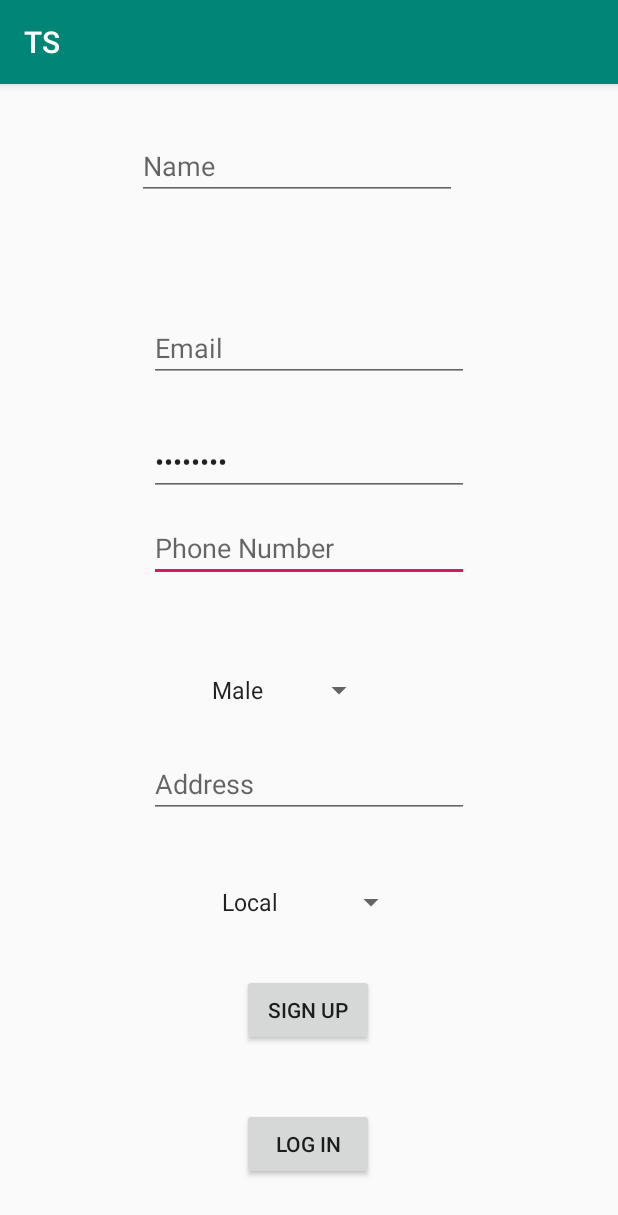
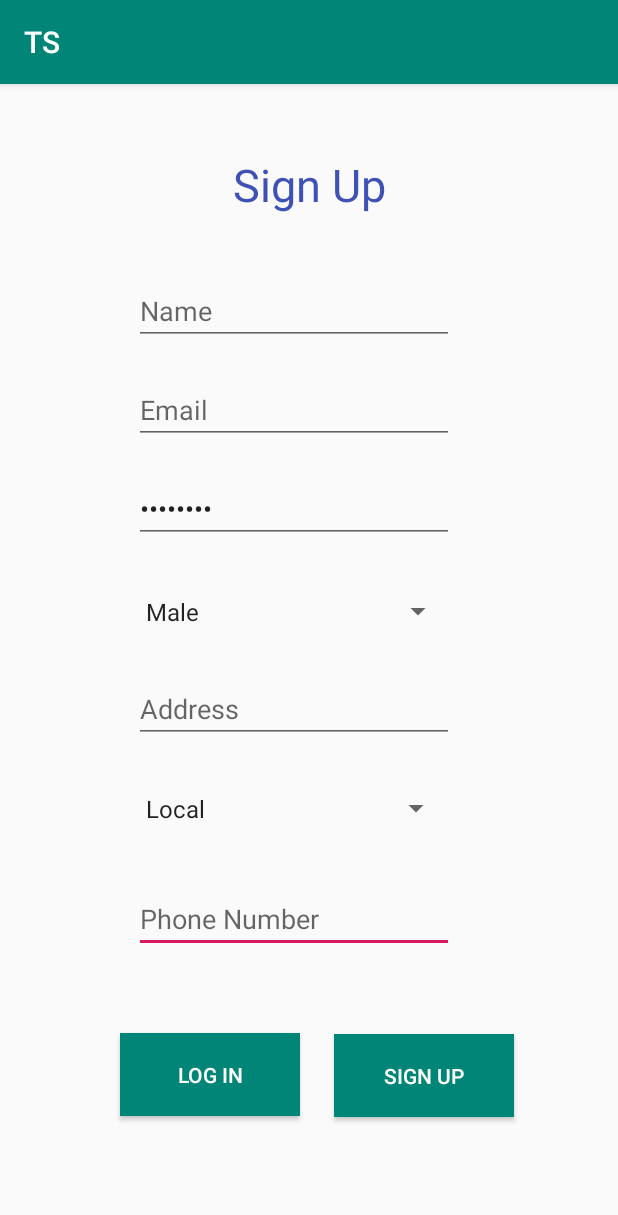
Before and after one commit to kalna-R/TSMobile, an Android app: the MainActivity screen opened directly, with no data from a screen before it, after a tap on "SIGN UP", on a phone screen of 412 x 824 dp. Shown: the top 1215 px of the screen. Run offline under Robolectric (Android 15) with nearby library versions, the phone set to English and light mode, and no system bars; our stand-ins replace Firebase (no records; nobody signed in at launch, a user with empty details on screens opened directly).

```diff
--- a/app/src/main/java/com/example/ts/AppAsyncTask.java
+++ b/app/src/main/java/com/example/ts/AppAsyncTask.java
@@ -46,7 +46,7 @@ public class AppAsyncTask extends AsyncTask<String, Void, String> {
             progressDialog.dismiss();
         }
         else
-            Toast.makeText(context, "Error4!Please Try Again wiht proper values", Toast.LENGTH_SHORT).show();
+            Toast.makeText(context, "Error4! Please Try Again with proper values", Toast.LENGTH_SHORT).show();
     }
 
     @Override
--- a/app/src/main/java/com/example/ts/DistanceActivity.java
+++ b/app/src/main/java/com/example/ts/DistanceActivity.java
@@ -81,9 +81,9 @@ public class DistanceActivity extends AppCompatActivity implements AppAsyncTask.
 
     @Override
     public void setDouble(String result){
-        String res[]=result.split(",");
+        String res[] = result.split(",");
         Log.d("dsdgdafhgdfha",result);
-        Double min=Double.parseDouble(res[0])/60;
+        Double min = Double.parseDouble(res[0])/60;
 //        int dist=Integer.parseInt(res[1])/1000;
         dist = Integer.parseInt(res[1])/1000;
 //        tv_result1.setText("Duration= " + (int) (min / 60) + " hr " + (int) (min % 60) + " mins");
--- a/app/src/main/java/com/example/ts/MainActivity.java
+++ b/app/src/main/java/com/example/ts/MainActivity.java
@@ -64,10 +64,27 @@ public class MainActivity extends AppCompatActivity {
         buttonSignUp.setOnClickListener(new View.OnClickListener() {
             @Override
             public void onClick(View v) {
-                addPassenger();
 
                 String email = editTextEmail.getText().toString().trim();
                 String password = inputpassword.getText().toString().trim();
+                String name = editTextName.getText().toString().trim();
+
+                if (TextUtils.isEmpty(email)) {
+                    Toast.makeText(getApplicationContext(), "Enter email address!", Toast.LENGTH_SHORT).show();
+                    return;
+                }
+
+                if (TextUtils.isEmpty(name)) {
+                    Toast.makeText(getApplicationContext(), "Enter name!", Toast.LENGTH_SHORT).show();
+                    return;
+                }
+
+                if (TextUtils.isEmpty(password)) {
+                    Toast.makeText(getApplicationContext(), "Enter password!", Toast.LENGTH_SHORT).show();
+                    return;
+                }
+
+                addPassenger();
 
 //                progressBar.setVisibility(View.VISIBLE);
                 //create user
--- a/app/src/main/res/layout/activity_login.xml
+++ b/app/src/main/res/layout/activity_login.xml
@@ -8,9 +8,11 @@
 
     <Button
         android:id="@+id/login"
-        android:layout_width="wrap_content"
-        android:layout_height="wrap_content"
+        android:layout_width="180dp"
+        android:layout_height="52dp"
+        android:background="@color/colorPrimary"
         android:text="Login"
+        android:textColor="@android:color/white"
         app:layout_constraintBottom_toBottomOf="parent"
         app:layout_constraintEnd_toEndOf="parent"
         app:layout_constraintHorizontal_bias="0.492"
@@ -20,10 +22,11 @@
 
     <TextView
         android:id="@+id/textView15"
-        android:layout_width="wrap_content"
-        android:layout_height="wrap_content"
+        android:layout_width="95dp"
+        android:layout_height="42dp"
         android:text="Password"
         android:textSize="18sp"
+        android:textStyle="bold"
         app:layout_constraintBottom_toBottomOf="parent"
         app:layout_constraintEnd_toEndOf="parent"
         app:layout_constraintHorizontal_bias="0.144"
@@ -46,10 +49,11 @@
 
     <TextView
         android:id="@+id/textView13"
-        android:layout_width="wrap_content"
-        android:layout_height="wrap_content"
+        android:layout_width="85dp"
+        android:layout_height="31dp"
         android:text="Username"
         android:textSize="18sp"
+        android:textStyle="bold"
         app:layout_constraintBottom_toBottomOf="parent"
         app:layout_constraintEnd_toEndOf="parent"
         app:layout_constraintHorizontal_bias="0.144"
@@ -72,9 +76,11 @@
 
     <Button
         android:id="@+id/signup"
-        android:layout_width="wrap_content"
-        android:layout_height="wrap_content"
+        android:layout_width="182dp"
+        android:layout_height="57dp"
+        android:background="@color/colorPrimary"
         android:text="Sign Up"
+        android:textColor="@android:color/white"
         app:layout_constraintBottom_toBottomOf="parent"
         app:layout_constraintEnd_toEndOf="parent"
         app:layout_constraintHorizontal_bias="0.492"
--- a/app/src/main/res/layout/activity_main.xml
+++ b/app/src/main/res/layout/activity_main.xml
@@ -9,101 +9,115 @@
 
     <Button
         android:id="@+id/loginbtn"
-        android:layout_width="wrap_content"
-        android:layout_height="wrap_content"
+        android:layout_width="120dp"
+        android:layout_height="55dp"
+        android:background="@color/colorPrimary"
         android:text="Log In"
+        android:textColor="@android:color/white"
         app:layout_constraintBottom_toBottomOf="parent"
         app:layout_constraintEnd_toEndOf="parent"
-        app:layout_constraintHorizontal_bias="0.498"
+        app:layout_constraintHorizontal_bias="0.275"
         app:layout_constraintStart_toStartOf="parent"
         app:layout_constraintTop_toTopOf="parent"
-        app:layout_constraintVertical_bias="0.948" />
+        app:layout_constraintVertical_bias="0.888" />
 
     <Button
         android:id="@+id/createAccountButton"
-        android:layout_width="wrap_content"
-        android:layout_height="wrap_content"
+        android:layout_width="120dp"
+        android:layout_height="55dp"
+        android:background="@color/colorPrimary"
         android:text="Sign Up"
+        android:textColor="@android:color/white"
         app:layout_constraintBottom_toBottomOf="parent"
         app:layout_constraintEnd_toEndOf="parent"
-        app:layout_constraintHorizontal_bias="0.498"
+        app:layout_constraintHorizontal_bias="0.762"
         app:layout_constraintStart_toStartOf="parent"
-        app:layout_constraintTop_toBottomOf="@+id/passengerType"
-        app:layout_constraintVertical_bias="0.222" />
+        app:layout_constraintTop_toTopOf="parent"
+        app:layout_constraintVertical_bias="0.889" />
 
     <EditText
         android:id="@+id/phone"
         android:layout_width="wrap_content"
         android:layout_height="wrap_content"
-        android:layout_marginTop="88dp"
         android:ems="10"
         android:hint="Phone Number"
         android:inputType="phone"
+        app:layout_constraintBottom_toBottomOf="parent"
         app:layout_constraintEnd_toEndOf="parent"
+        app:layout_constraintHorizontal_bias="0.449"
         app:layout_constraintStart_toStartOf="parent"
-        app:layout_constraintTop_toBottomOf="@+id/email"
+        app:layout_constraintTop_toTopOf="parent"
+        app:layout_constraintVertical_bias="0.739"
         tools:visibility="visible" />
 
     <EditText
         android:id="@+id/name"
         android:layout_width="wrap_content"
         android:layout_height="wrap_content"
-        android:layout_marginTop="32dp"
+        android:layout_marginTop="28dp"
         android:ems="10"
         android:hint="Name"
         android:inputType="textPersonName"
+        app:layout_constraintBottom_toBottomOf="parent"
         app:layout_constraintEnd_toEndOf="parent"
-        app:layout_constraintHorizontal_bias="0.459"
+        app:layout_constraintHorizontal_bias="0.449"
         app:layout_constraintStart_toStartOf="parent"
-        app:layout_constraintTop_toTopOf="parent" />
+        app:layout_constraintTop_toTopOf="parent"
+        app:layout_constraintVertical_bias="0.145" />
 
     <EditText
         android:id="@+id/address"
         android:layout_width="wrap_content"
         android:layout_height="wrap_content"
-        android:layout_marginTop="28dp"
         android:ems="10"
         android:hint="Address"
         android:inputType="textPostalAddress"
+        app:layout_constraintBottom_toBottomOf="parent"
         app:layout_constraintEnd_toEndOf="parent"
+        app:layout_constraintHorizontal_bias="0.449"
         app:layout_constraintStart_toStartOf="parent"
-        app:layout_constraintTop_toBottomOf="@+id/gender" />
+        app:layout_constraintTop_toTopOf="parent"
+        app:layout_constraintVertical_bias="0.545" />
 
     <EditText
         android:id="@+id/email"
         android:layout_width="wrap_content"
         android:layout_height="wrap_content"
-        android:layout_marginTop="76dp"
         android:ems="10"
         android:hint="Email"
         android:inputType="textEmailAddress"
+        app:layout_constraintBottom_toBottomOf="parent"
         app:layout_constraintEnd_toEndOf="parent"
+        app:layout_constraintHorizontal_bias="0.449"
         app:layout_constraintStart_toStartOf="parent"
-        app:layout_constraintTop_toBottomOf="@+id/name" />
+        app:layout_constraintTop_toTopOf="parent"
+        app:layout_constraintVertical_bias="0.269" />
 
     <Spinner
         android:id="@+id/passengerType"
-        android:layout_width="wrap_content"
-        android:layout_height="wrap_content"
-        android:layout_marginTop="44dp"
+        android:layout_width="212dp"
+        android:layout_height="50dp"
         android:dropDownWidth="wrap_content"
         android:entries="@array/passengerType"
+        app:layout_constraintBottom_toBottomOf="parent"
         app:layout_constraintEnd_toEndOf="parent"
-        app:layout_constraintHorizontal_bias="0.498"
+        app:layout_constraintHorizontal_bias="0.447"
         app:layout_constraintStart_toStartOf="parent"
-        app:layout_constraintTop_toBottomOf="@+id/address" />
+        app:layout_constraintTop_toTopOf="parent"
+        app:layout_constraintVertical_bias="0.638" />
 
     <Spinner
         android:id="@+id/gender"
-        android:layout_width="wrap_content"
-        android:layout_height="wrap_content"
-        android:layout_marginTop="60dp"
+        android:layout_width="213dp"
+        android:layout_height="50dp"
         android:dropDownWidth="wrap_content"
         android:entries="@array/gender"
+        app:layout_constraintBottom_toBottomOf="parent"
         app:layout_constraintEnd_toEndOf="parent"
-        app:layout_constraintHorizontal_bias="0.452"
+        app:layout_constraintHorizontal_bias="0.449"
         app:layout_constraintStart_toStartOf="parent"
-        app:layout_constraintTop_toBottomOf="@+id/phone" />
+        app:layout_constraintTop_toTopOf="parent"
+        app:layout_constraintVertical_bias="0.455" />
 
     <EditText
         android:id="@+id/password"
@@ -114,8 +128,22 @@
         android:text="Password"
         app:layout_constraintBottom_toBottomOf="parent"
         app:layout_constraintEnd_toEndOf="parent"
+        app:layout_constraintHorizontal_bias="0.449"
         app:layout_constraintStart_toStartOf="parent"
         app:layout_constraintTop_toTopOf="parent"
-        app:layout_constraintVertical_bias="0.317" />
+        app:layout_constraintVertical_bias="0.361" />
+
+    <TextView
+        android:id="@+id/textView14"
+        android:layout_width="wrap_content"
+        android:layout_height="wrap_content"
+        android:text="Sign Up"
+        android:textColor="#3F51B5"
+        android:textSize="30sp"
+        app:layout_constraintBottom_toBottomOf="parent"
+        app:layout_constraintEnd_toEndOf="parent"
+        app:layout_constraintStart_toStartOf="parent"
+        app:layout_constraintTop_toTopOf="parent"
+        app:layout_constraintVertical_bias="0.064" />
 
 </androidx.constraintlayout.widget.ConstraintLayout>
--- a/app/src/main/res/layout/list_layout.xml
+++ b/app/src/main/res/layout/list_layout.xml
@@ -7,12 +7,14 @@
         android:id="@+id/textViewFrom"
         android:layout_width="match_parent"
         android:layout_height="wrap_content"
+        android:textAppearance="@style/TextAppearance.AppCompat.Large"
         android:text="TextView" />
 
     <TextView
         android:id="@+id/textViewTo"
         android:layout_width="match_parent"
         android:layout_height="wrap_content"
+        android:textAppearance="@style/TextAppearance.AppCompat.Large"
         android:text="TextView" />
 
     <TextView
--- a/app/src/main/res/layout/listbusses_layout.xml
+++ b/app/src/main/res/layout/listbusses_layout.xml
@@ -4,21 +4,26 @@
     android:layout_height="match_parent">
 
     <TextView
+        android:id="@+id/textViewRoute11"
+        android:layout_width="match_parent"
+        android:layout_height="wrap_content"
+        android:text="TextView"
+        android:textAppearance="@style/TextAppearance.AppCompat.Large" />
+
+    <TextView
         android:id="@+id/textViewFrom"
         android:layout_width="match_parent"
         android:layout_height="wrap_content"
+
+        android:textAppearance="@style/TextAppearance.AppCompat.Medium"
         android:text="TextView" />
 
     <TextView
         android:id="@+id/textViewTo"
         android:layout_width="match_parent"
         android:layout_height="wrap_content"
-        android:text="TextView" />
 
-    <TextView
-        android:id="@+id/textViewRoute11"
-        android:layout_width="match_parent"
-        android:layout_height="wrap_content"
+        android:textAppearance="@style/TextAppearance.AppCompat.Medium"
         android:text="TextView" />
 
     <TextView
```
